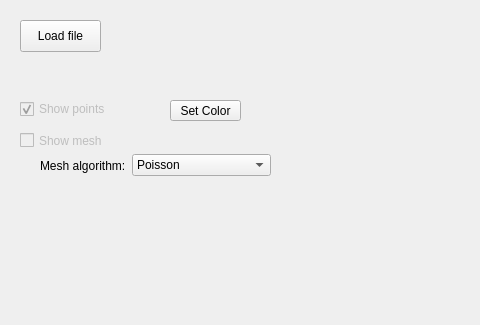
This is visualization/cave_view/pclviewer.ui in mathieu-clement/cs690-cave-surveying as Qt 5 draws it before an edit; both pictures show x 0 to 480 and y 0 to 325 of the 966 by 499 pixel window. The edited form follows.
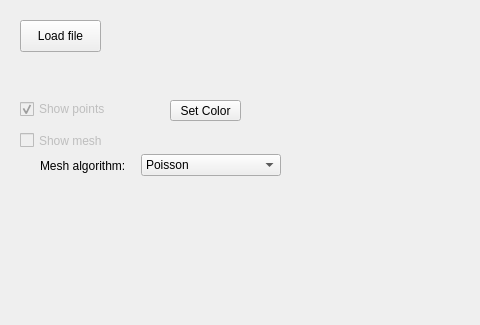
This is the edited form. Custom widgets are drawn as their Qt base class.

Commit message: Set fix window size

Diff of the .ui file:
```diff
--- a/visualization/cave_view/pclviewer.ui
+++ b/visualization/cave_view/pclviewer.ui
@@ -12,14 +12,14 @@
   </property>
   <property name="minimumSize">
    <size>
-    <width>0</width>
-    <height>0</height>
+    <width>966</width>
+    <height>499</height>
    </size>
   </property>
   <property name="maximumSize">
    <size>
-    <width>5000</width>
-    <height>5000</height>
+    <width>966</width>
+    <height>499</height>
    </size>
   </property>
   <property name="windowTitle">
@@ -105,7 +105,7 @@
      <rect>
       <x>40</x>
       <y>150</y>
-      <width>231</width>
+      <width>241</width>
       <height>31</height>
      </rect>
     </property>
```
The commit also changes 1 other file.
